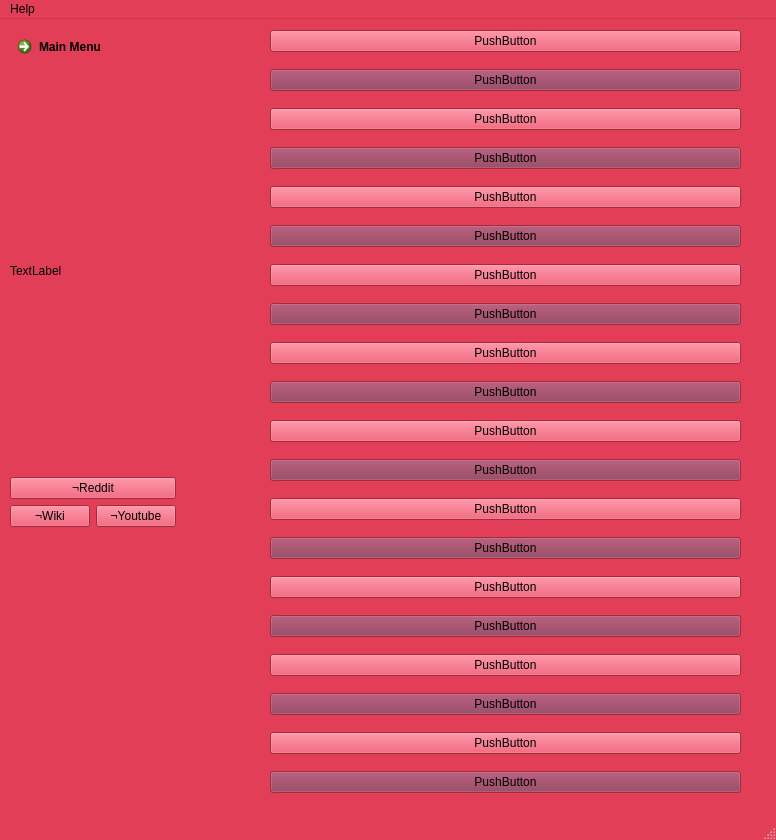
Before: the Qt Designer form topUpcoming.ui in vv020633/WeebGuidance, drawn with Qt 5.
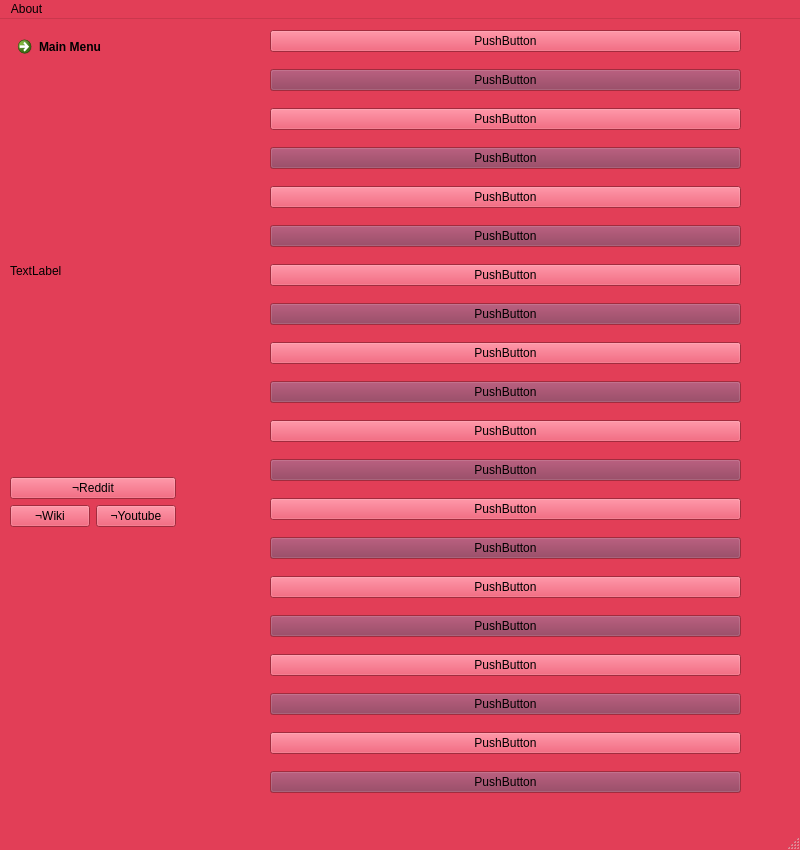
After: the same form once the commit is applied. Icons and pictures are not drawn.

Commit message: Addition of random.ui + UI changes to other menus + begin creating funtionality of random selection menu

```diff
--- a/topUpcoming.ui
+++ b/topUpcoming.ui
@@ -6,10 +6,16 @@
    <rect>
     <x>0</x>
     <y>0</y>
-    <width>776</width>
-    <height>840</height>
+    <width>800</width>
+    <height>850</height>
    </rect>
   </property>
+  <property name="maximumSize">
+   <size>
+    <width>800</width>
+    <height>850</height>
+   </size>
+  </property>
   <property name="palette">
    <palette>
     <active>
@@ -1287,13 +1293,13 @@
     <rect>
      <x>0</x>
      <y>0</y>
-     <width>776</width>
+     <width>800</width>
      <height>22</height>
     </rect>
    </property>
    <widget class="QMenu" name="menuHelp">
     <property name="title">
-     <string>Help</string>
+     <string>About</string>
     </property>
     <addaction name="actionAbout"/>
    </widget>
```
Left out of the diff: 7 changed lines with no effect on the pictures. The commit also changes 3 other files.
